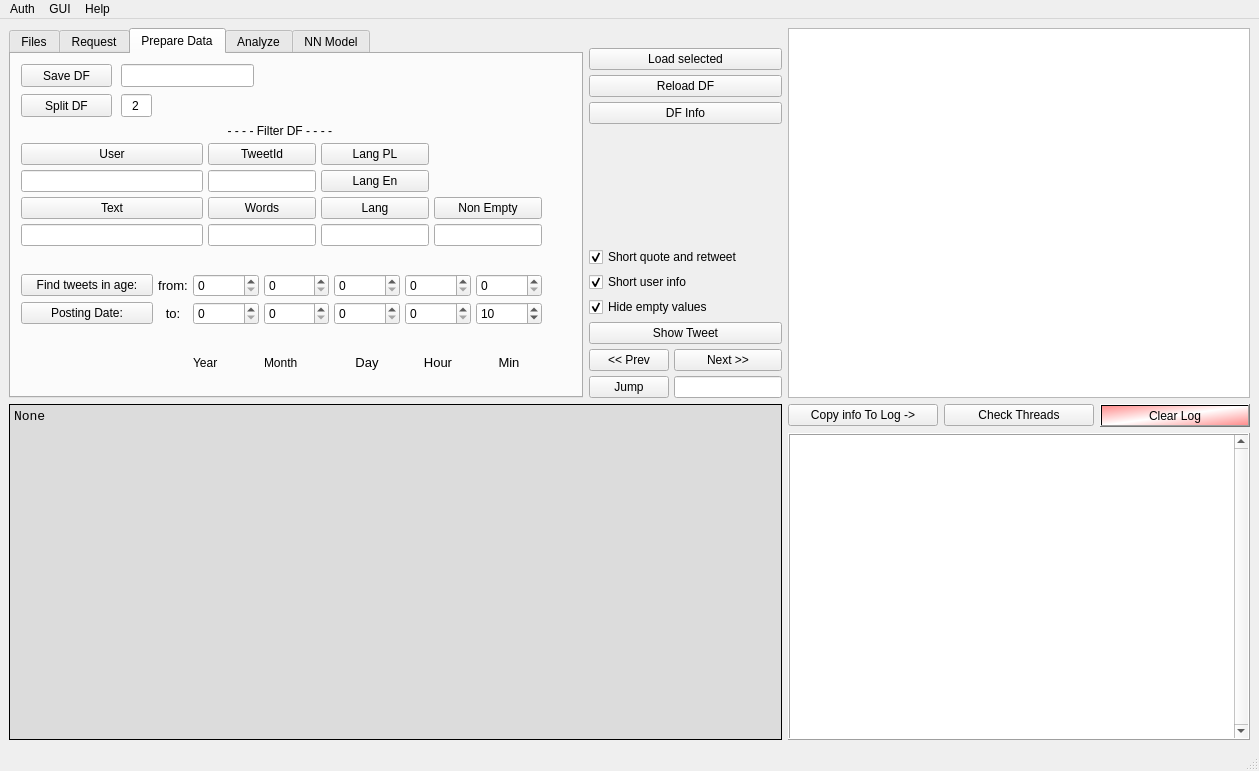
Above: twitter_analyzer/gui/GUI_QT.ui from GrzegorzKrug/TwitterAnalyzer before the change. Below: the same form after it.
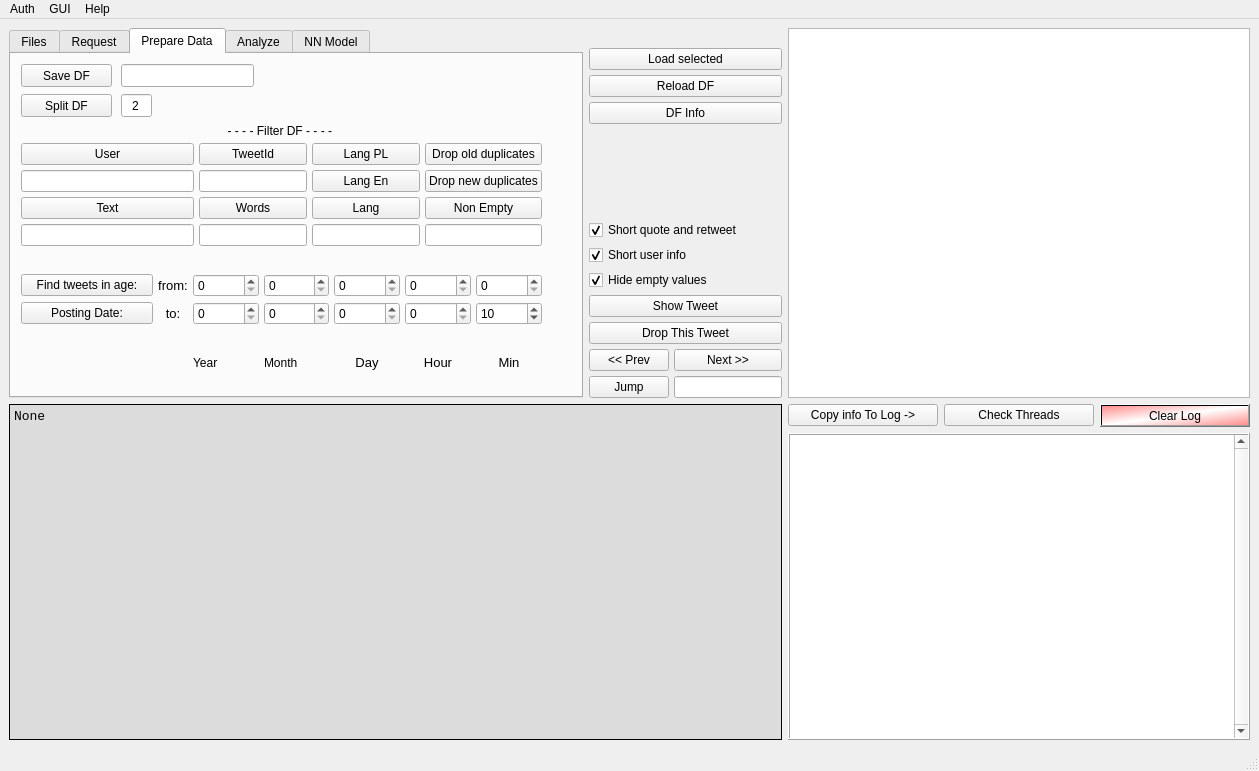
That is the form after the change.

Diff of the .ui file:
```diff
--- a/twitter_analyzer/gui/GUI_QT.ui
+++ b/twitter_analyzer/gui/GUI_QT.ui
@@ -152,7 +152,7 @@
           </property>
          </widget>
         </item>
-        <item row="12" column="0">
+        <item row="13" column="0">
          <widget class="QPushButton" name="pushButton_PreviousTweet">
           <property name="toolTip">
            <string>Show previous Tweet from DF</string>
@@ -217,7 +217,7 @@
           </property>
          </spacer>
         </item>
-        <item row="12" column="1">
+        <item row="13" column="1">
          <widget class="QPushButton" name="pushButton_NextTweet">
           <property name="toolTip">
            <string>Show next Tweet from DF</string>
@@ -237,7 +237,7 @@
           </property>
          </widget>
         </item>
-        <item row="13" column="0">
+        <item row="14" column="0">
          <widget class="QPushButton" name="pushButton_JumpToTweet">
           <property name="toolTip">
            <string>Jumps to Tweet in DF, define index in box.</string>
@@ -263,7 +263,7 @@
           </property>
          </widget>
         </item>
-        <item row="13" column="1">
+        <item row="14" column="1">
          <widget class="QLineEdit" name="lineEdit_JumpToTweet">
           <property name="toolTip">
            <string>Input index for Jump button.</string>
@@ -290,6 +290,13 @@
           </property>
          </widget>
         </item>
+        <item row="12" column="0" colspan="2">
+         <widget class="QPushButton" name="pushButton_drop_current_tweet">
+          <property name="text">
+           <string>Drop This Tweet</string>
+          </property>
+         </widget>
+        </item>
        </layout>
       </item>
       <item row="0" column="0">
@@ -589,7 +596,7 @@
            </rect>
           </property>
           <property name="toolTip">
-           <string>Save DF to .csv File</string>
+           <string>Save DF to .csv File, Name is optional</string>
           </property>
           <property name="text">
            <string>Save DF</string>
@@ -605,7 +612,7 @@
            </rect>
           </property>
           <property name="toolTip">
-           <string>You can Add some comment to file name</string>
+           <string>(optional) You can Add some comment to file name</string>
           </property>
          </widget>
          <widget class="QPushButton" name="pushButton_export_DF_7">
@@ -660,7 +667,7 @@
             <enum>QLayout::SetDefaultConstraint</enum>
            </property>
            <item>
-            <layout class="QGridLayout" name="gridLayout_DataFilters" rowstretch="1,0,0,0,0,0" columnstretch="2,0,0,0">
+            <layout class="QGridLayout" name="gridLayout_DataFilters" rowstretch="1,0,0,0,0" columnstretch="2,0,0,0">
              <property name="sizeConstraint">
               <enum>QLayout::SetNoConstraint</enum>
              </property>
@@ -791,6 +798,26 @@
              <item row="2" column="0">
               <widget class="QLineEdit" name="lineEdit_2"/>
              </item>
+             <item row="1" column="3">
+              <widget class="QPushButton" name="pushButton_drop_old_duplicates">
+               <property name="toolTip">
+                <string>Keep only oldest tweets</string>
+               </property>
+               <property name="text">
+                <string>Drop old duplicates</string>
+               </property>
+              </widget>
+             </item>
+             <item row="2" column="3">
+              <widget class="QPushButton" name="pushButton_drop_new_duplicates">
+               <property name="toolTip">
+                <string>Keep only newest tweets</string>
+               </property>
+               <property name="text">
+                <string>Drop new duplicates</string>
+               </property>
+              </widget>
+             </item>
             </layout>
            </item>
            <item>
```
